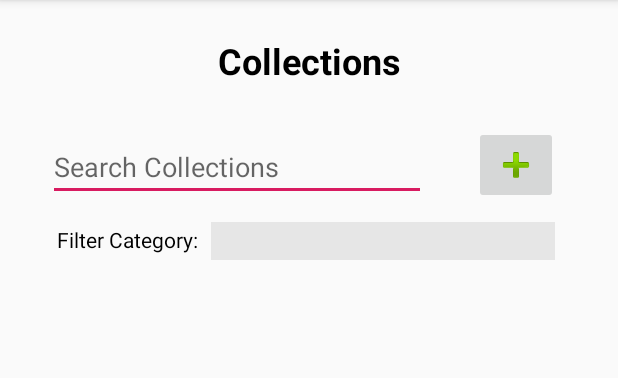
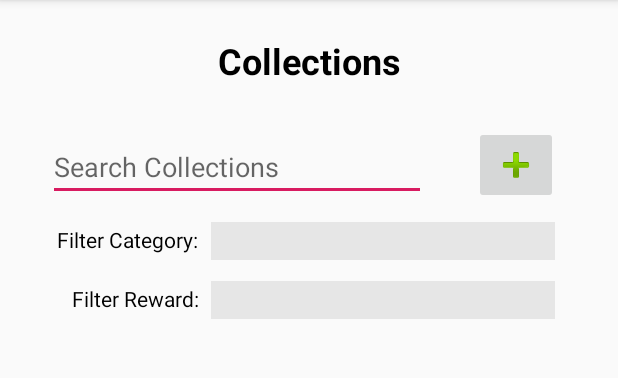
Before and after one commit to d-mcadam/ArtefactTracker, an Android app: the CollectionLogActivity screen opened directly, with no data from a screen before it, on a phone screen of 412 x 824 dp, the part 84-462 px from its top. Run offline under Robolectric (Android 15) with nearby library versions, the phone set to English and light mode, and no system bars.

Commit message:
Update activity_collection_log.xml
added reward filter spinner

```diff
--- a/app/src/main/res/layout/activity_collection_log.xml
+++ b/app/src/main/res/layout/activity_collection_log.xml
@@ -16,6 +16,16 @@
         android:textColor="@android:color/background_dark"
         app:layout_constraintStart_toStartOf="parent"
         app:layout_constraintTop_toBottomOf="@+id/editTextSearchCollections" />
+
+    <TextView
+        android:id="@+id/textView18"
+        android:layout_width="wrap_content"
+        android:layout_height="wrap_content"
+        android:layout_marginTop="16dp"
+        android:text="Filter Reward:"
+        android:textColor="@android:color/background_dark"
+        app:layout_constraintEnd_toEndOf="@+id/textView17"
+        app:layout_constraintTop_toBottomOf="@+id/spinnerCollectionsArtefactCategory" />
 
     <TextView
         android:id="@+id/textView16"
@@ -81,5 +91,17 @@
         app:layout_constraintBottom_toBottomOf="parent"
         app:layout_constraintEnd_toEndOf="parent"
         app:layout_constraintStart_toStartOf="parent"
+        app:layout_constraintTop_toBottomOf="@+id/spinnerCollectionsRewardType" />
+
+    <Spinner
+        android:id="@+id/spinnerCollectionsRewardType"
+        android:layout_width="0dp"
+        android:layout_height="25dp"
+        android:layout_marginStart="8dp"
+        android:layout_marginTop="14dp"
+        android:layout_marginEnd="42dp"
+        android:background="#e6e6e6"
+        app:layout_constraintEnd_toEndOf="parent"
+        app:layout_constraintStart_toEndOf="@+id/textView18"
         app:layout_constraintTop_toBottomOf="@+id/spinnerCollectionsArtefactCategory" />
 </androidx.constraintlayout.widget.ConstraintLayout>
```
